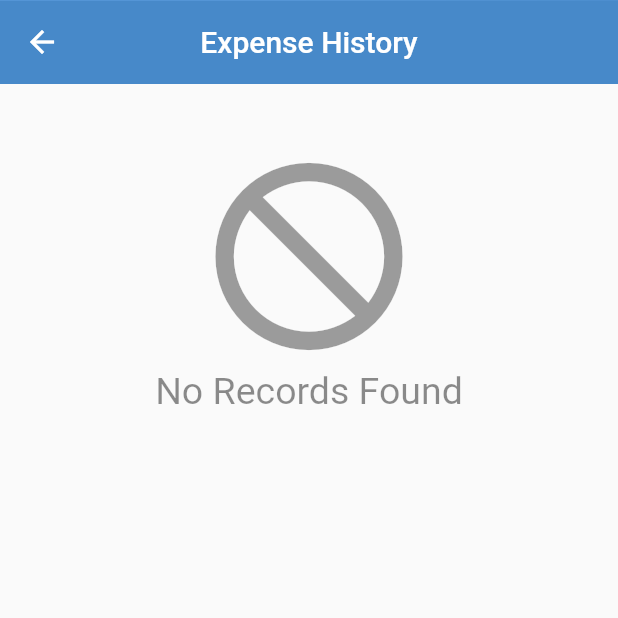
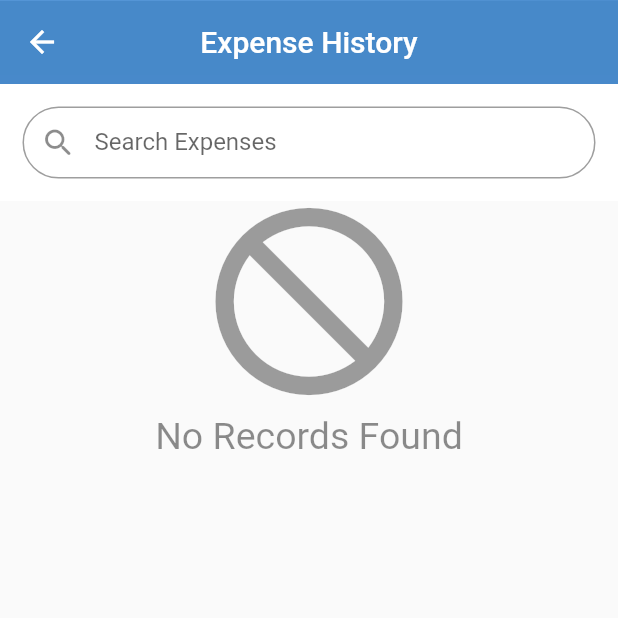
Before and after one commit to ShaTir24/TrackExp, a Flutter app: the Savings screen opened by its route, after a tap on "View History", on a phone screen of 412 x 824 dp, the top half of it. Run offline on Flutter 3.47's test engine with Material 2 defaults, Android fonts, the phone set to English and light mode, and no system bars; our stand-ins replace fl_chart, shared_preferences, sqflite; accounts and stored records are empty.

Commit message:
search functionality added

```diff
--- a/lib/models/database_provider.dart
+++ b/lib/models/database_provider.dart
@@ -21,6 +21,7 @@ class DatabaseProvider with ChangeNotifier {
   }
 
   double _dailyLimit = 0.0;
+
   double get dailyLimit => _dailyLimit;
 
   void updateDailyLimit(double value) {
@@ -37,16 +38,13 @@ class DatabaseProvider with ChangeNotifier {
 
   List<TransactionCategory> get txCategories => _txCategories;
 
-  List<String> _names = [];
-  List<String> get names => _names;
-
   List<Expense> _expenses = [];
 
   List<Expense> _present = [];
+
   List<Expense> get present => _present;
 
   List<DateTime> _dates = [];
-  List<DateTime> get dates => _dates;
 
   // when the search text is empty, return whole list, else search for the value
   List<Expense> get expenses {
@@ -56,6 +54,12 @@ class DatabaseProvider with ChangeNotifier {
                 e.title.toLowerCase().contains(_searchText.toLowerCase()))
             .toList()
         : _expenses;
+  }
+
+  List<DateTime> get dates {
+    return _searchText != ''
+        ? _dates.where((e) => e.toString().contains(_searchText)).toList()
+        : _dates;
   }
 
   List<Lendings> _lending = [];
@@ -70,6 +74,16 @@ class DatabaseProvider with ChangeNotifier {
                 (e) => e.name.toLowerCase().contains(_searchText.toLowerCase()))
             .toList()
         : _lending;
+  }
+
+  List<String> _names = [];
+
+  List<String> get names {
+    return _searchText != ''
+        ? _names
+            .where((e) => e.toLowerCase().contains(_searchText.toLowerCase()))
+            .toList()
+        : _names;
   }
 
   Database? _database;
@@ -313,7 +327,6 @@ class DatabaseProvider with ChangeNotifier {
         var ex = findTxCategory(len.category);
         updateTxCategory(
             len.category, ex.entries + 1, ex.totalAmount + len.amount);
-
       });
     });
   }
@@ -351,11 +364,13 @@ class DatabaseProvider with ChangeNotifier {
   Future<void> getAndDeletePersonData(String name) async {
     final db = await database;
     await db.transaction((txn) async {
-      await txn.query(lTable, where: 'name = ?', whereArgs: [name]).then ((data) async {
+      await txn.query(lTable, where: 'name = ?', whereArgs: [name]).then(
+          (data) async {
         final converted = List<Map<String, dynamic>>.from(data);
         _toDelete = converted;
         for (var e in _toDelete) {
-          deleteLending(e['id'], e['category'], name, double.parse(e['amount']));
+          deleteLending(
+              e['id'], e['category'], name, double.parse(e['amount']));
         }
         _toDelete.clear();
         _names.remove(name);
@@ -366,7 +381,8 @@ class DatabaseProvider with ChangeNotifier {
   Future<void> getAndDeleteDayExpense(DateTime date) async {
     final db = await database;
     await db.transaction((txn) async {
-      await txn.query(eTable, where: 'date = ?', whereArgs: [date]).then ((data) async {
+      await txn.query(eTable,
+          where: 'date = ?', whereArgs: [date.toString()]).then((data) async {
         final converted = List<Map<String, dynamic>>.from(data);
         _toDelete = converted;
         for (var e in _toDelete) {
@@ -382,7 +398,9 @@ class DatabaseProvider with ChangeNotifier {
     final db = await database;
     return await db.transaction((txn) async {
       return await txn.query(eTable,
-          where: 'category == ?', orderBy: 'date DESC', whereArgs: [category]).then((data) {
+          where: 'category == ?',
+          orderBy: 'date DESC',
+          whereArgs: [category]).then((data) {
         final converted = List<Map<String, dynamic>>.from(data);
         //
         List<Expense> nList = List.generate(
@@ -411,7 +429,9 @@ class DatabaseProvider with ChangeNotifier {
     final db = await database;
     return await db.transaction((txn) async {
       return await txn.query(lTable,
-          where: 'category == ?', orderBy: 'date DESC', whereArgs: [category]).then((data) {
+          where: 'category == ?',
+          orderBy: 'date DESC',
+          whereArgs: [category]).then((data) {
         final converted = List<Map<String, dynamic>>.from(data);
         List<Lendings> nList = List.generate(
             converted.length, (index) => Lendings.fromString(converted[index]));
@@ -424,8 +444,10 @@ class DatabaseProvider with ChangeNotifier {
   Future<List<String>> fetchPersonNames() async {
     final db = await database;
     return await db.transaction((txn) async {
-      return await txn.query(lTable, distinct: true, columns: ['name'], orderBy: 'date DESC').then(
-          (data) {
+      return await txn
+          .query(lTable,
+              distinct: true, columns: ['name'], orderBy: 'date DESC')
+          .then((data) {
         final converted = List<Map<String, dynamic>>.from(data);
         List<String> nList = List.generate(
             converted.length, (index) => converted[index]['name'] as String);
@@ -438,11 +460,13 @@ class DatabaseProvider with ChangeNotifier {
   Future<List<DateTime>> fetchDates() async {
     final db = await database;
     return await db.transaction((txn) async {
-      return await txn.query(eTable, distinct: true, columns: ['date'], orderBy: 'date DESC').then(
-          (data) {
+      return await txn
+          .query(eTable,
+              distinct: true, columns: ['date'], orderBy: 'date DESC')
+          .then((data) {
         final converted = List<Map<String, dynamic>>.from(data);
-            List<DateTime> nList = List.generate(
-              converted.length, (index) => DateTime.parse(converted[index]['date']));
+        List<DateTime> nList = List.generate(converted.length,
+            (index) => DateTime.parse(converted[index]['date']));
         _dates = nList;
         return _dates;
       });
@@ -452,7 +476,9 @@ class DatabaseProvider with ChangeNotifier {
   Future<List<Expense>> fetchAllExpenses() async {
     final db = await database;
     return await db.transaction((txn) async {
-      return await txn.rawQuery('SELECT * FROM $eTable ORDER BY date DESC').then((data) {
+      return await txn
+          .rawQuery('SELECT * FROM $eTable ORDER BY date DESC')
+          .then((data) {
         final converted = List<Map<String, dynamic>>.from(data);
         List<Expense> nList = List.generate(
             converted.length, (index) => Expense.fromString(converted[index]));
@@ -524,8 +550,7 @@ class DatabaseProvider with ChangeNotifier {
 
   double calculateDayTotalExpense() {
     return _present.fold(
-      0.0, (previousValue, element) => previousValue + element.amount
-    );
+        0.0, (previousValue, element) => previousValue + element.amount);
   }
 
   double calculateDayExpenses(DateTime weekDay) {
--- a/lib/widgets/all_names_screen/all_names_list.dart
+++ b/lib/widgets/all_names_screen/all_names_list.dart
@@ -17,7 +17,7 @@ class AllNamesList extends StatelessWidget {
                     parent: AlwaysScrollableScrollPhysics()),
                 itemCount: list.length,
                 itemBuilder: (_, i) => Padding(
-                  padding: const EdgeInsets.all(8.0),
+                  padding: const EdgeInsets.symmetric(vertical: 20.0, horizontal: 15.0),
                   child: NameCard(list[i]),
                 ),
               )
--- a/lib/widgets/records_screen/records_fetcher.dart
+++ b/lib/widgets/records_screen/records_fetcher.dart
@@ -1,6 +1,7 @@
 import 'package:flutter/material.dart';
 import 'package:provider/provider.dart';
 import 'package:trackexp/widgets/records_screen/records_list.dart';
+import 'package:trackexp/widgets/records_screen/records_search.dart';
 import '../../models/database_provider.dart';
 
 class RecordsFetcher extends StatefulWidget {
@@ -33,9 +34,24 @@ class _RecordsFetcherState extends State<RecordsFetcher> {
           if (snapshot.hasError) {
             return Center(child: Text(snapshot.error.toString()));
           } else {
-            return const Padding(
-              padding: EdgeInsets.fromLTRB(20.0, 40.0, 20.0, 70.0),
-              child: RecordsList(),
+            return Stack(
+              children: [
+                const Positioned(child: Padding(
+                  padding: EdgeInsets.only(
+                    top: 70.0
+                  ),
+                  child: RecordsList(),
+                )),
+                Positioned(child: Container(
+                  color: Colors.white,
+                  child: Padding(
+                    padding: const EdgeInsets.all(15.0),
+                    child: Container(
+                        color: Colors.white,
+                        child: const RecordsSearch()),
+                  ),
+                )),
+              ],
             );
           }
         } else {
--- a/lib/widgets/records_screen/records_list.dart
+++ b/lib/widgets/records_screen/records_list.dart
@@ -17,7 +17,7 @@ class RecordsList extends StatelessWidget {
                     parent: AlwaysScrollableScrollPhysics()),
                 itemCount: list.length,
                 itemBuilder: (_, i) => Padding(
-                  padding: const EdgeInsets.all(8.0),
+                  padding: const EdgeInsets.symmetric(vertical: 10.0, horizontal: 15.0),
                   child: RecordCard(list[i]),
                 ),
               )
--- /dev/null
+++ b/lib/widgets/records_screen/records_search.dart
@@ -0,0 +1,34 @@
+import 'package:flutter/material.dart';
+import 'package:provider/provider.dart';
+import '../../models/database_provider.dart';
+
+class RecordsSearch extends StatefulWidget {
+  const RecordsSearch({super.key});
+
+  @override
+  State<RecordsSearch> createState() => _RecordsSearchState();
+}
+
+class _RecordsSearchState extends State<RecordsSearch> {
+  @override
+  Widget build(BuildContext context) {
+    final provider = Provider.of<DatabaseProvider>(context, listen: false);
+    return TextField(
+      onChanged: (value) {
+        provider.searchText = (value);
+      },
+      decoration: InputDecoration(
+        labelText: 'Search Expenses',
+        labelStyle: const TextStyle(
+          fontSize: 16,
+        ),
+        contentPadding: const EdgeInsets.symmetric(vertical: 10.0, horizontal: 20.0),
+        hintText: 'e.g. 2023-05-20 format',
+        border: OutlineInputBorder(
+          borderRadius: BorderRadius.circular(30.0),
+        ),
+        prefixIcon: const Icon(Icons.search_rounded),
+      ),
+    );
+  }
+}
--- a/lib/widgets/savings_screen/savings_fetcher.dart
+++ b/lib/widgets/savings_screen/savings_fetcher.dart
@@ -45,32 +45,10 @@ class _SavingsFetcherState extends State<SavingsFetcher> {
                     Row(
                       mainAxisAlignment: MainAxisAlignment.spaceBetween,
                       children: [
-                        Container(
-                          decoration: BoxDecoration(
-                            color: const Color.fromARGB(250, 180, 220, 255),
-                            borderRadius: BorderRadius.circular(30.0),
-                          ),
-                          child: TextButton(
-                            onPressed: () {
-                              Navigator.of(context).pushNamed(Records.name);
-                            },
-                            child: const Padding(
-                              padding: EdgeInsets.all(5.0),
-                              child: Text(
-                                'View History',
-                                style: TextStyle(
-                                  color: Colors.indigo,
-                                  fontWeight: FontWeight.bold,
-                                  fontSize: 16.0,
-                                ),
-                              ),
-                            ),
-                          ),
-                        ),
                         Row(
                           children: [
                             SizedBox(
-                              width: 120,
+                              width: 100,
                               child: TextField(
                                 controller: _dailyLimit,
                                 keyboardType: TextInputType.number,
@@ -98,7 +76,7 @@ class _SavingsFetcherState extends State<SavingsFetcher> {
                                 borderRadius: BorderRadius.circular(30.0),
                               ),
                               margin: const EdgeInsets.only(
-                                left: 10.0
+                                left: 5.0
                               ),
                               child: TextButton(
                                 onPressed: () {
@@ -140,6 +118,28 @@ class _SavingsFetcherState extends State<SavingsFetcher> {
                             ),
                           ],
                         ),
+                        Container(
+                          decoration: BoxDecoration(
+                            color: const Color.fromARGB(250, 180, 220, 255),
+                            borderRadius: BorderRadius.circular(30.0),
+                          ),
+                          child: TextButton(
+                            onPressed: () {
+                              Navigator.of(context).pushNamed(Records.name);
+                            },
+                            child: const Padding(
+                              padding: EdgeInsets.all(5.0),
+                              child: Text(
+                                'View History',
+                                style: TextStyle(
+                                  color: Colors.indigo,
+                                  fontWeight: FontWeight.bold,
+                                  fontSize: 16.0,
+                                ),
+                              ),
+                            ),
+                          ),
+                        ),
                       ],
                     ),
                     const SizedBox(
```
Also changed, not shown: lib/widgets/all_names_screen/all_names_fetcher.dart (+19 -3 lines), lib/widgets/all_names_screen/names_search.dart (added, +34 -0 lines), lib/widgets/expense_form.dart (+32 -12 lines), lib/widgets/lending_form.dart (+53 -27 lines), lib/widgets/name_screen/name_card.dart (+20 -2 lines), lib/widgets/records_screen/record_card.dart (+20 -2 lines). Lines whose indentation alone changed are shown as unchanged.
